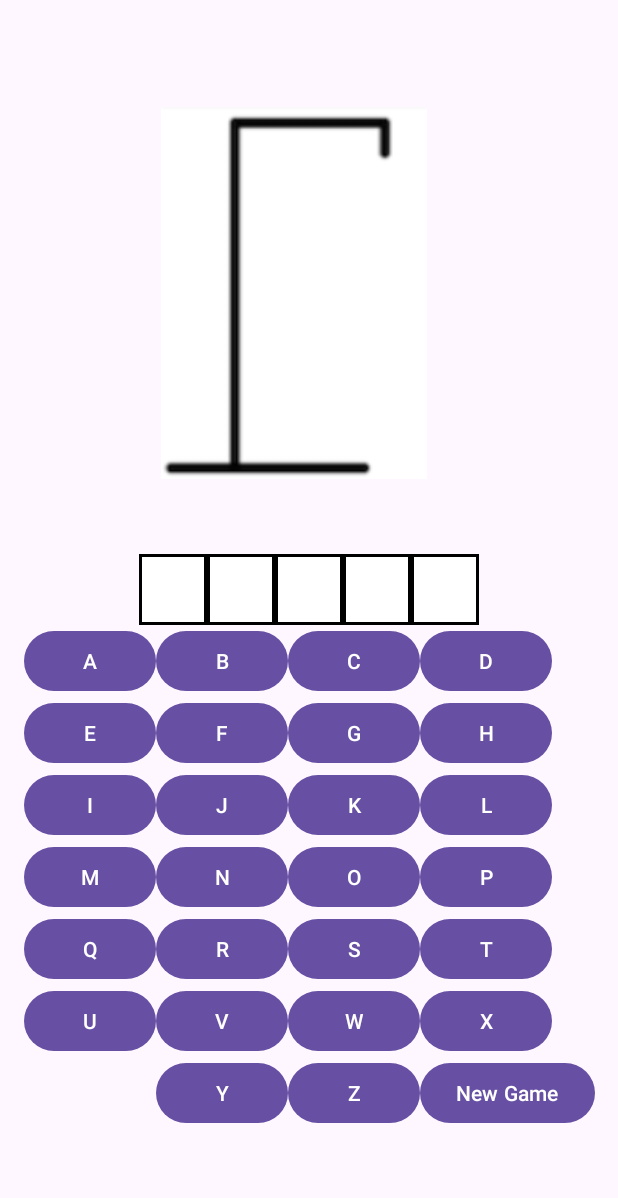
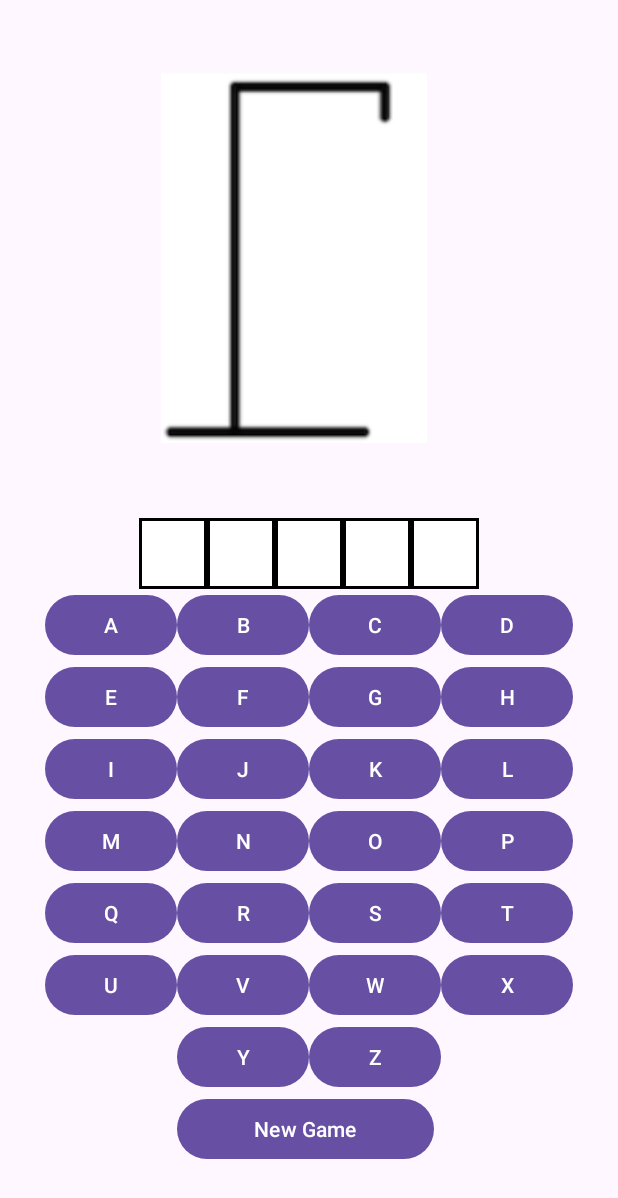
Before and after one commit to mmeah16/MuntasirMeahQixuanChenHangman, an Android app: the screen it shows after launch (MainActivity), on a phone screen of 412 x 824 dp. Shown: the top 1198 px of the screen. Run offline under Robolectric (Android 15) with nearby library versions, the phone set to English and light mode, and no system bars.

Commit message:
move the new game button

```diff
--- a/app/src/main/res/layout/fragment_letter_buttons.xml
+++ b/app/src/main/res/layout/fragment_letter_buttons.xml
@@ -73,7 +73,7 @@
         android:layout_width="wrap_content"
         android:layout_height="wrap_content"
         app:columnCount="4"
-        app:rowCount="8"
+        app:rowCount="9"
         app:layout_constraintBottom_toBottomOf="parent"
         app:layout_constraintEnd_toEndOf="parent"
         app:layout_constraintStart_toStartOf="parent">
@@ -218,8 +218,9 @@
 
         <Button
             android:id="@+id/new_game_button"
-            android:text="New Game"
-            app:layout_column="3"
-            app:layout_row="6" />
+            android:text="        New Game        "
+            app:layout_column="1"
+            app:layout_columnSpan="2"
+            app:layout_row="7" />
     </androidx.gridlayout.widget.GridLayout>
 </androidx.constraintlayout.widget.ConstraintLayout>
```
